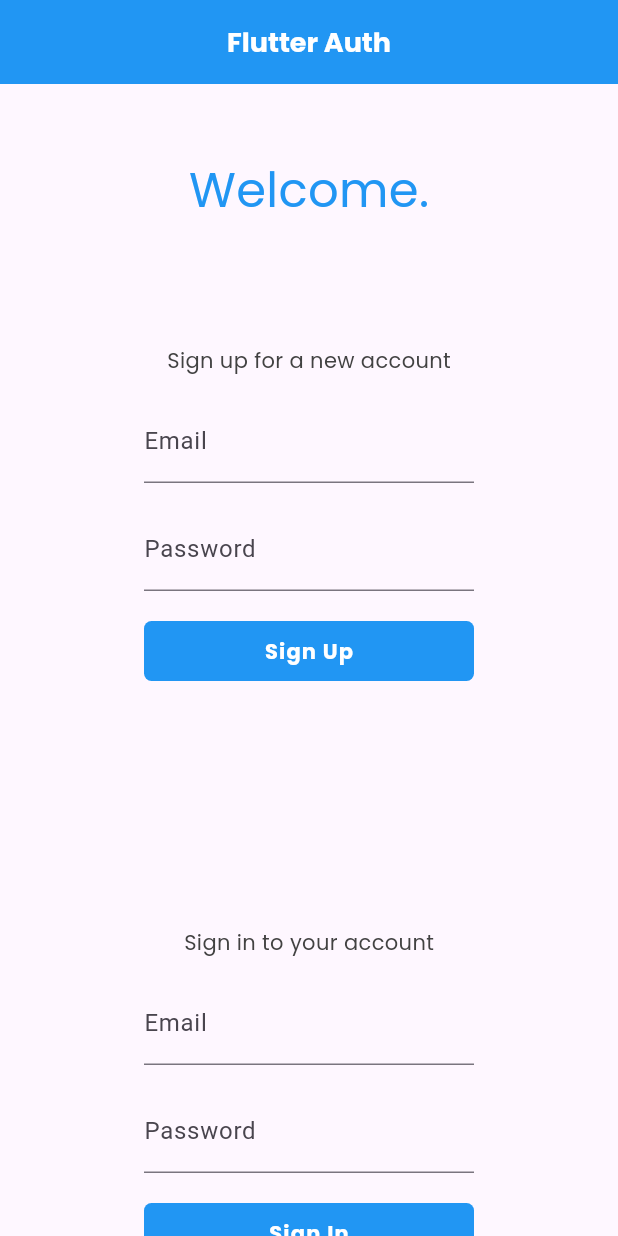
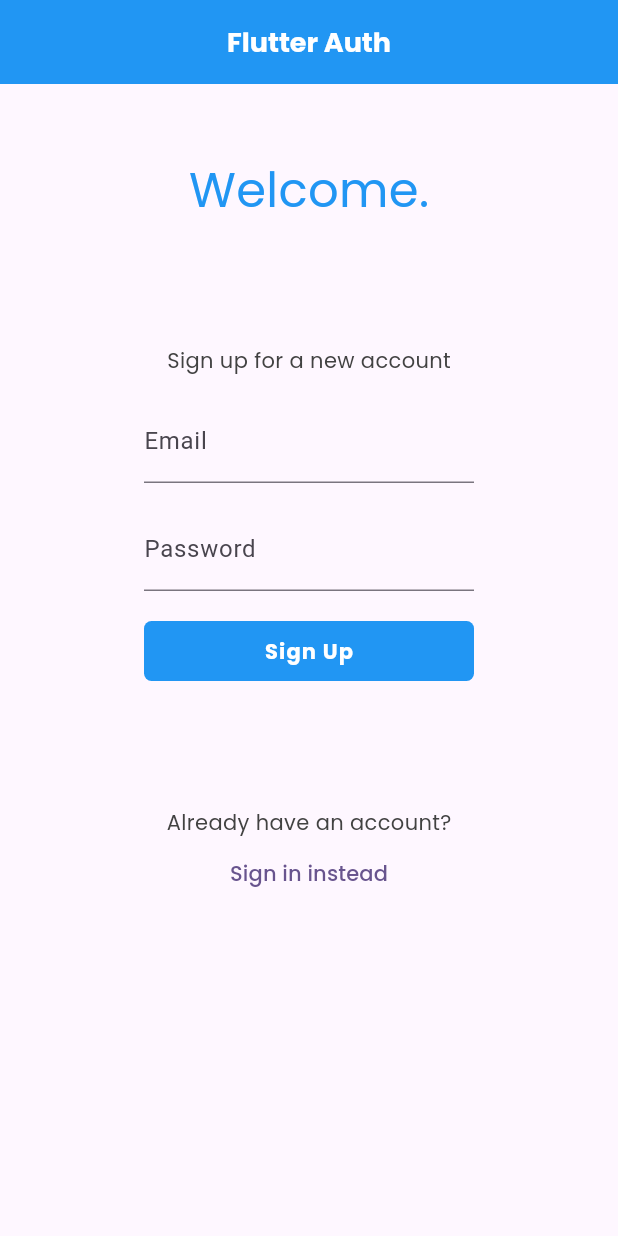
Before and after one commit to furkanakagndz/flutter_fb_auth, a Flutter app: the screen it shows after launch, on a phone screen of 412 x 824 dp. Run offline on Flutter 3.47's test engine with Material 3 defaults, Android fonts, the phone set to English and light mode, and no system bars; our stand-ins replace google_fonts.

```diff
--- a/lib/screens/welcome/welcome.dart
+++ b/lib/screens/welcome/welcome.dart
@@ -2,6 +2,7 @@ import 'package:flutter_auth_tut/screens/welcome/sign_in.dart';
 import 'package:flutter_auth_tut/screens/welcome/sign_up.dart';
 import 'package:flutter_auth_tut/shared/styled_text.dart';
 import 'package:flutter/material.dart';
+import 'package:google_fonts/google_fonts.dart';
 
 class WelcomeScreen extends StatefulWidget {
   const WelcomeScreen({super.key});
@@ -11,6 +12,7 @@ class WelcomeScreen extends StatefulWidget {
 }
 
 class _WelcomeScreenState extends State<WelcomeScreen> {
+  bool isSignUpForm = true;
 
   @override
   Widget build(BuildContext context) {
@@ -23,19 +25,51 @@ class _WelcomeScreenState extends State<WelcomeScreen> {
       body: SingleChildScrollView(
         child: Container(
             padding: const EdgeInsets.symmetric(vertical: 48, horizontal: 16),
-          child: const Column(
+            child: Column(
                 crossAxisAlignment: CrossAxisAlignment.center,
                 children: [
                   StyledHeading('Welcome.'),
 
+                  // SignUpForm(),
+
                   // sign up screen
-              SignUpForm(),
+                  if (isSignUpForm)
+                    Column(
+                      children: [
+                        const SignUpForm(),
+                        const StyledBodyText('Already have an account?'),
+                        TextButton(
+                            onPressed: () {
+                              setState(() {
+                                isSignUpForm = false;
+                              });
+                            },
+                            child: Text(
+                              'Sign in instead',
+                              style: GoogleFonts.poppins(),
+                            ))
+                      ],
+                    ),
 
                   // sign in screen
-              SignInForm()
-            ]
-          )
+                  if (!isSignUpForm)
+                    Column(
+                      children: [
+                        const SignInForm(),
+                        const StyledBodyText('Need an account?'),
+                        TextButton(
+                            onPressed: () {
+                              setState(() {
+                                isSignUpForm = true;
+                              });
+                            },
+                            child: Text(
+                              'Sign up instead',
+                              style: GoogleFonts.poppins(),
+                            ))
+                      ],
                     ),
+                ])),
       ),
     );
   }
```
Also changed, not shown: 1 other file. Lines whose indentation alone changed are shown as unchanged.
